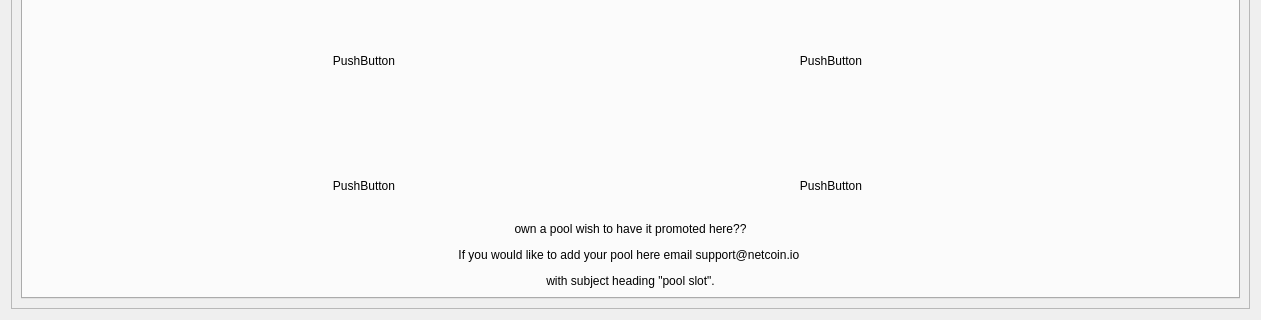
Before: the Qt Designer form src/qt/forms/shoppingpage.ui in netcoinfoundation/netcoin, drawn with Qt 5; both pictures show x 0 to 1261 and y 191 to 511 of the 1261 by 511 pixel window.
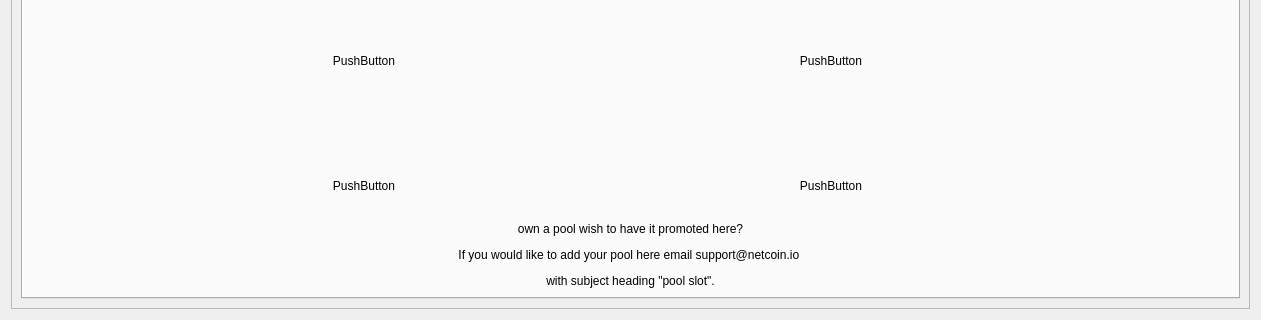
After: the same form once the commit is applied. The open tabs and pages were chosen to show the change. Icons and pictures are not drawn.

```diff
--- a/src/qt/forms/shoppingpage.ui
+++ b/src/qt/forms/shoppingpage.ui
@@ -3431,7 +3431,7 @@
              <string notr="true">background:transparent</string>
             </property>
             <property name="text">
-             <string>&lt;html&gt;&lt;head/&gt;&lt;body&gt;&lt;p align=&quot;center&quot;&gt;own a pool wish to have it promoted here??&lt;/p&gt;&lt;p align=&quot;center&quot;&gt;If you would like to add your pool here email support@netcoin.io &lt;/p&gt;&lt;p align=&quot;center&quot;&gt;with subject heading &amp;quot;pool slot&amp;quot;.&lt;/p&gt;&lt;/body&gt;&lt;/html&gt;</string>
+             <string>&lt;html&gt;&lt;head/&gt;&lt;body&gt;&lt;p align=&quot;center&quot;&gt;own a pool wish to have it promoted here?&lt;/p&gt;&lt;p align=&quot;center&quot;&gt;If you would like to add your pool here email support@netcoin.io &lt;/p&gt;&lt;p align=&quot;center&quot;&gt;with subject heading &amp;quot;pool slot&amp;quot;.&lt;/p&gt;&lt;/body&gt;&lt;/html&gt;</string>
             </property>
             <property name="wordWrap">
              <bool>true</bool>
```
